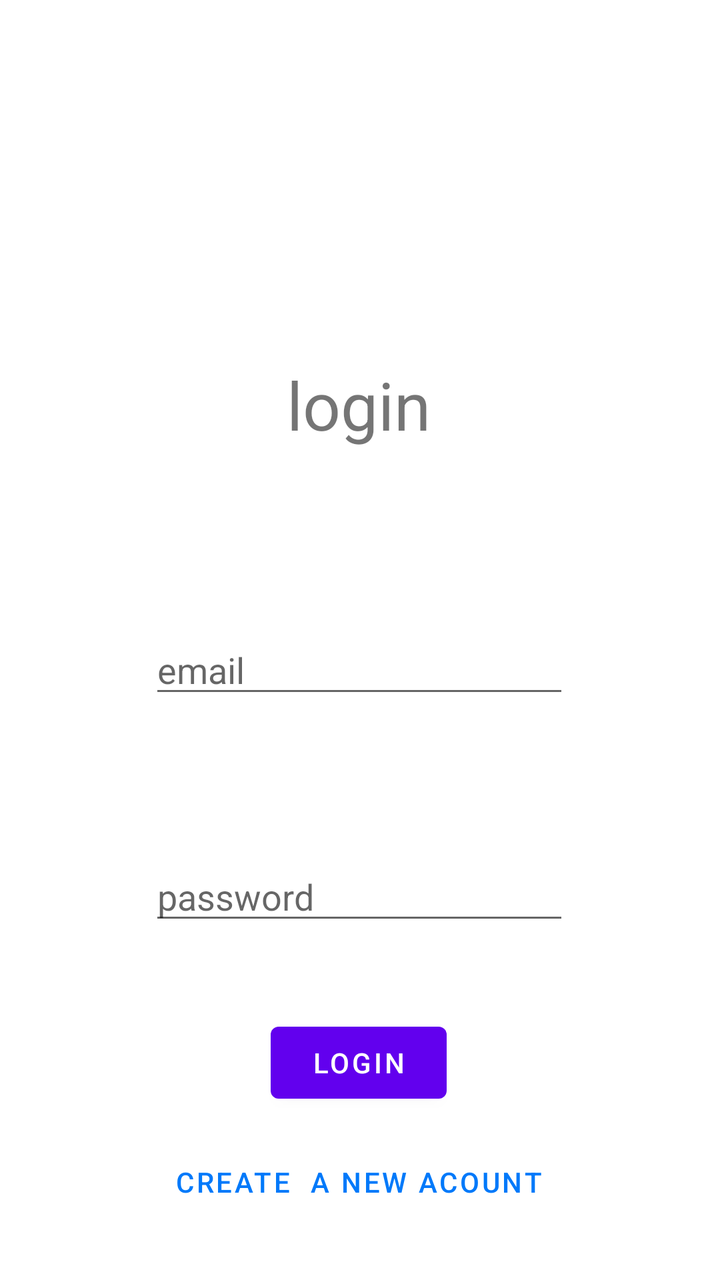
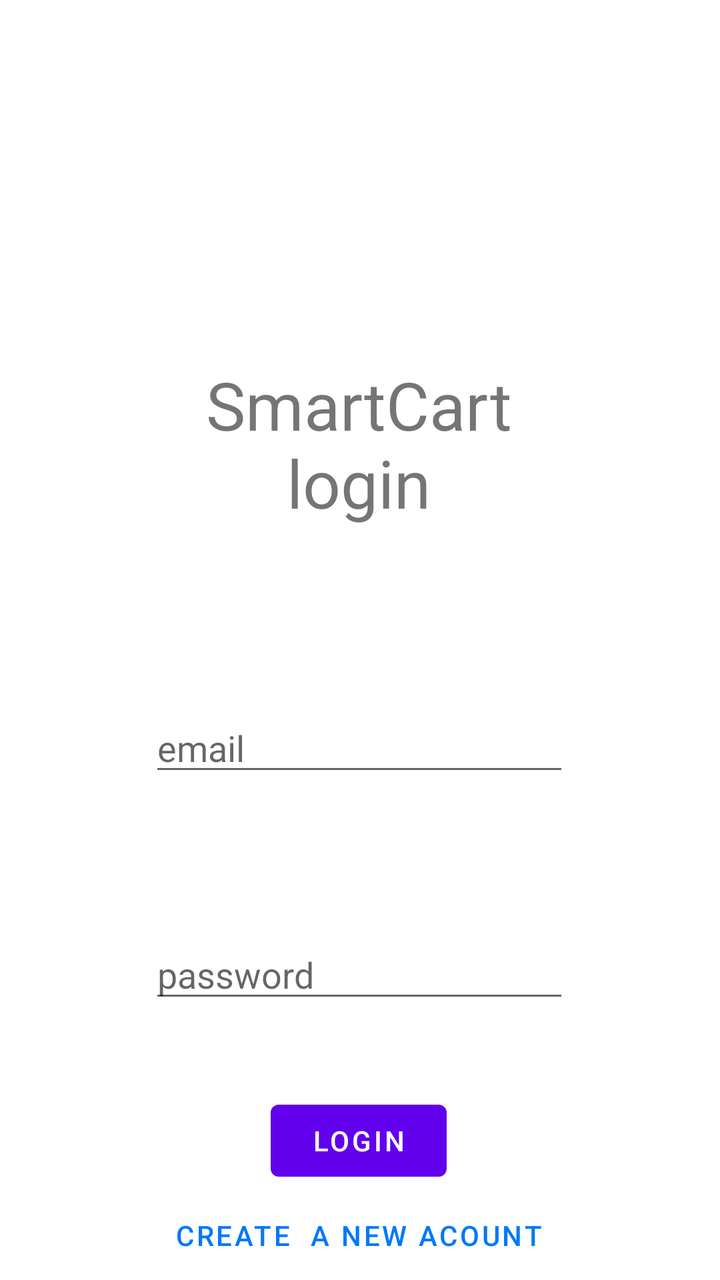

An Android layout rendered at two revisions. The XML below is the earlier revision; the diff shows what the commit changed to produce the second picture.
<!-- AndroidManifest.xml: application theme Theme.SmartCart.Light -->
<!-- res/layout/login.xml -->
<?xml version="1.0" encoding="utf-8"?>
<androidx.constraintlayout.widget.ConstraintLayout xmlns:android="http://schemas.android.com/apk/res/android"
    xmlns:app="http://schemas.android.com/apk/res-auto"
    xmlns:tools="http://schemas.android.com/tools"
    android:id="@+id/loginScreen"
    android:layout_width="match_parent"
    android:layout_height="match_parent"
    tools:context=".Activities.loginModel">

    <EditText
        android:id="@+id/getEmailLogin"
        android:layout_width="wrap_content"
        android:layout_height="wrap_content"
        android:layout_marginTop="88dp"
        android:ems="10"
        android:hint="email"
        android:inputType="textEmailAddress"
        app:layout_constraintEnd_toEndOf="parent"
        app:layout_constraintHorizontal_bias="0.497"
        app:layout_constraintStart_toStartOf="parent"
        app:layout_constraintTop_toBottomOf="@+id/textView" />

    <TextView
        android:id="@+id/textView"
        android:layout_width="wrap_content"
        android:layout_height="wrap_content"
        android:layout_marginTop="180dp"
        android:text="login"
        app:layout_constraintEnd_toEndOf="parent"
        app:layout_constraintHorizontal_bias="0.498"
        app:layout_constraintStart_toStartOf="parent"
        app:layout_constraintTop_toTopOf="parent"
        android:textSize="100px"
        />

    <EditText
        android:id="@+id/getPasswordLogin"
        android:layout_width="wrap_content"
        android:layout_height="wrap_content"
        android:layout_marginTop="72dp"
        android:ems="10"
        android:hint="password"
        android:inputType="textPassword"
        app:layout_constraintEnd_toEndOf="parent"
        app:layout_constraintHorizontal_bias="0.497"
        app:layout_constraintStart_toStartOf="parent"
        app:layout_constraintTop_toBottomOf="@+id/getEmailLogin" />

    <Button
        android:id="@+id/newAcount"
        android:layout_width="wrap_content"
        android:layout_height="wrap_content"
        android:background="@android:color/transparent"
        android:text="create  a new acount"
        android:textColor="@color/blue"
        app:layout_constraintBottom_toBottomOf="parent"
        app:layout_constraintEnd_toEndOf="parent"
        app:layout_constraintHorizontal_bias="0.497"
        app:layout_constraintStart_toStartOf="parent"
        app:layout_constraintTop_toBottomOf="@+id/loginButton"
        app:layout_constraintVertical_bias="0.317" />

    <Button
        android:id="@+id/loginButton"
        android:layout_width="wrap_content"
        android:layout_height="wrap_content"
        android:layout_marginTop="40dp"
        android:text="login"
        app:layout_constraintEnd_toEndOf="parent"
        app:layout_constraintHorizontal_bias="0.498"
        app:layout_constraintStart_toStartOf="parent"
        app:layout_constraintTop_toBottomOf="@+id/getPasswordLogin" />

</androidx.constraintlayout.widget.ConstraintLayout>
<!-- resources referenced by this layout -->
<resources>
  <color name="blue">#0079FA</color>
  <style name="Theme.SmartCart.Light" parent="Theme.MaterialComponents.Light.NoActionBar">
          <item name="android:windowBackground">@android:color/white</item>
      </style>
</resources>

<!-- the commit's change to res/layout/login.xml (unified diff, before → after) -->
@@ -25,7 +25,8 @@
         android:layout_width="wrap_content"
         android:layout_height="wrap_content"
         android:layout_marginTop="180dp"
-        android:text="login"
+        android:text="SmartCart\nlogin"
+        android:gravity="center"
         app:layout_constraintEnd_toEndOf="parent"
         app:layout_constraintHorizontal_bias="0.498"
         app:layout_constraintStart_toStartOf="parent"
